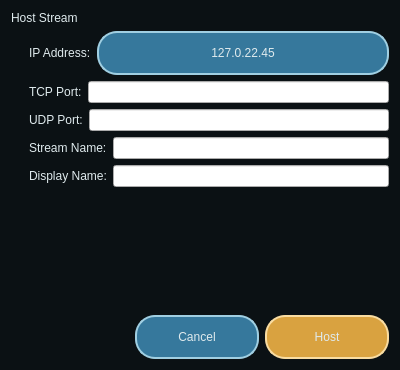
This is app/home/hoststreamwindow.ui in erakai/Mercury as Qt 5 draws it before an edit. The edited form follows.
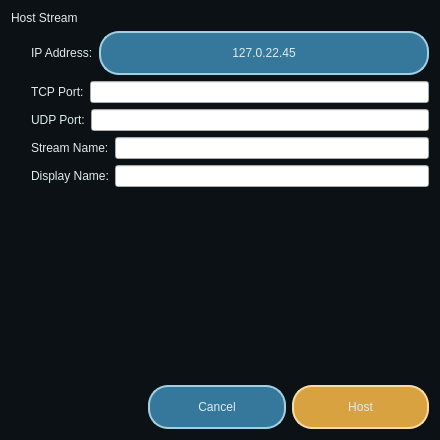
This is the edited form. Icons and pictures are not drawn.

Diff of the .ui file:
```diff
--- a/app/home/hoststreamwindow.ui
+++ b/app/home/hoststreamwindow.ui
@@ -6,10 +6,16 @@
    <rect>
     <x>0</x>
     <y>0</y>
-    <width>400</width>
-    <height>370</height>
+    <width>440</width>
+    <height>440</height>
    </rect>
   </property>
+  <property name="sizePolicy">
+   <sizepolicy hsizetype="Fixed" vsizetype="Fixed">
+    <horstretch>0</horstretch>
+    <verstretch>0</verstretch>
+   </sizepolicy>
+  </property>
   <property name="windowTitle">
    <string>Dialog</string>
   </property>
```
